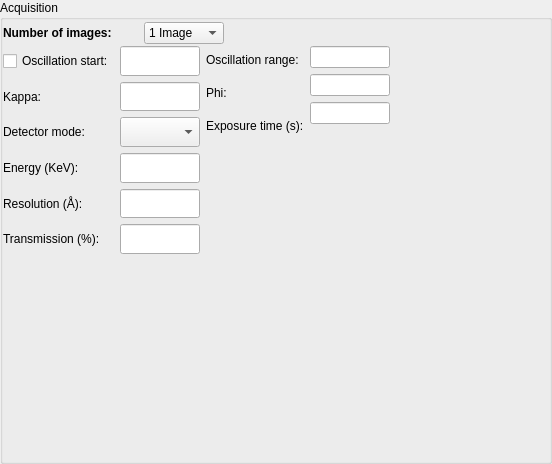
This is Bricks/widgets/ui_files/Qt4_acquisition_widget_vertical_simple_layout.ui in mxcube/mxcubeqt as Qt 5 draws it before an edit. The edited form follows.
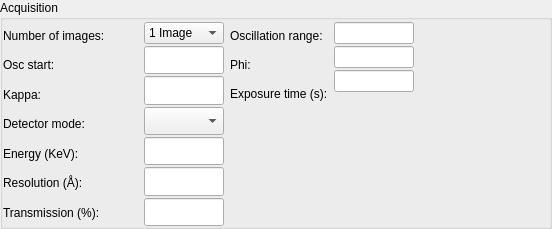
This is the edited form.

Diff of the .ui file:
```diff
--- a/Bricks/widgets/ui_files/Qt4_acquisition_widget_vertical_simple_layout.ui
+++ b/Bricks/widgets/ui_files/Qt4_acquisition_widget_vertical_simple_layout.ui
@@ -7,7 +7,7 @@
     <x>0</x>
     <y>0</y>
     <width>552</width>
-    <height>464</height>
+    <height>229</height>
    </rect>
   </property>
   <property name="sizePolicy">
@@ -59,85 +59,6 @@
       <property name="bottomMargin">
        <number>0</number>
       </property>
-      <item>
-       <layout class="QHBoxLayout">
-        <item>
-         <widget class="QLabel" name="num_images_label">
-          <property name="sizePolicy">
-           <sizepolicy hsizetype="Fixed" vsizetype="Preferred">
-            <horstretch>0</horstretch>
-            <verstretch>0</verstretch>
-           </sizepolicy>
-          </property>
-          <property name="minimumSize">
-           <size>
-            <width>135</width>
-            <height>0</height>
-           </size>
-          </property>
-          <property name="font">
-           <font>
-            <weight>75</weight>
-            <bold>true</bold>
-           </font>
-          </property>
-          <property name="text">
-           <string>Number of images:</string>
-          </property>
-          <property name="wordWrap">
-           <bool>false</bool>
-          </property>
-         </widget>
-        </item>
-        <item>
-         <widget class="QComboBox" name="num_images_cbox">
-          <property name="minimumSize">
-           <size>
-            <width>80</width>
-            <height>0</height>
-           </size>
-          </property>
-          <property name="maximumSize">
-           <size>
-            <width>80</width>
-            <height>16777215</height>
-           </size>
-          </property>
-          <item>
-           <property name="text">
-            <string>1 Image</string>
-           </property>
-          </item>
-          <item>
-           <property name="text">
-            <string>2 Images</string>
-           </property>
-          </item>
-          <item>
-           <property name="text">
-            <string>4 Images</string>
-           </property>
-          </item>
-         </widget>
-        </item>
-        <item>
-         <spacer name="rone_spacer">
-          <property name="orientation">
-           <enum>Qt::Horizontal</enum>
-          </property>
-          <property name="sizeType">
-           <enum>QSizePolicy::Expanding</enum>
-          </property>
-          <property name="sizeHint" stdset="0">
-           <size>
-            <width>1</width>
-            <height>20</height>
-           </size>
-          </property>
-         </spacer>
-        </item>
-       </layout>
-      </item>
       <item>
        <layout class="QHBoxLayout">
         <item>
@@ -152,22 +73,42 @@
            <layout class="QHBoxLayout">
             <item>
              <layout class="QVBoxLayout">
+              <property name="spacing">
+               <number>2</number>
+              </property>
               <item>
-               <widget class="QCheckBox" name="osc_start_cbox">
+               <widget class="QLabel" name="num_images_label">
                 <property name="sizePolicy">
-                 <sizepolicy hsizetype="Preferred" vsizetype="Preferred">
+                 <sizepolicy hsizetype="Fixed" vsizetype="Preferred">
                   <horstretch>0</horstretch>
                   <verstretch>0</verstretch>
                  </sizepolicy>
                 </property>
                 <property name="minimumSize">
                  <size>
-                  <width>0</width>
-                  <height>27</height>
+                  <width>135</width>
+                  <height>0</height>
                  </size>
                 </property>
+                <property name="font">
+                 <font>
+                  <weight>50</weight>
+                  <bold>false</bold>
+                  <underline>false</underline>
+                 </font>
+                </property>
                 <property name="text">
-                 <string>Oscillation start:</string>
+                 <string>Number of images:</string>
+                </property>
+                <property name="wordWrap">
+                 <bool>false</bool>
+                </property>
+               </widget>
+              </item>
+              <item>
+               <widget class="QLabel" name="osc_start_label">
+                <property name="text">
+                 <string>Osc start:</string>
                 </property>
                </widget>
               </item>
@@ -264,6 +205,40 @@
             </item>
             <item>
              <layout class="QVBoxLayout">
+              <property name="spacing">
+               <number>2</number>
+              </property>
+              <item>
+               <widget class="QComboBox" name="num_images_cbox">
+                <property name="minimumSize">
+                 <size>
+                  <width>80</width>
+                  <height>0</height>
+                 </size>
+                </property>
+                <property name="maximumSize">
+                 <size>
+                  <width>80</width>
+                  <height>16777215</height>
+                 </size>
+                </property>
+                <item>
+                 <property name="text">
+                  <string>1 Image</string>
+                 </property>
+                </item>
+                <item>
+                 <property name="text">
+                  <string>2 Images</string>
+                 </property>
+                </item>
+                <item>
+                 <property name="text">
+                  <string>4 Images</string>
+                 </property>
+                </item>
+               </widget>
+              </item>
               <item>
                <widget class="QLineEdit" name="osc_start_ledit">
                 <property name="minimumSize">
@@ -371,6 +346,9 @@
             </property>
             <item>
              <layout class="QVBoxLayout">
+              <property name="spacing">
+               <number>2</number>
+              </property>
               <item>
                <widget class="QLabel" name="osc_range_label">
                 <property name="minimumSize">
@@ -436,6 +414,9 @@
             </item>
             <item>
              <layout class="QVBoxLayout">
+              <property name="spacing">
+               <number>2</number>
+              </property>
               <item>
                <widget class="QLineEdit" name="osc_range_ledit">
                 <property name="minimumSize">
@@ -518,19 +499,6 @@
         </item>
        </layout>
       </item>
-      <item>
-       <spacer name="verticalSpacer_3">
-        <property name="orientation">
-         <enum>Qt::Vertical</enum>
-        </property>
-        <property name="sizeHint" stdset="0">
-         <size>
-          <width>20</width>
-          <height>5</height>
-         </size>
-        </property>
-       </spacer>
-      </item>
      </layout>
     </widget>
    </item>
```
